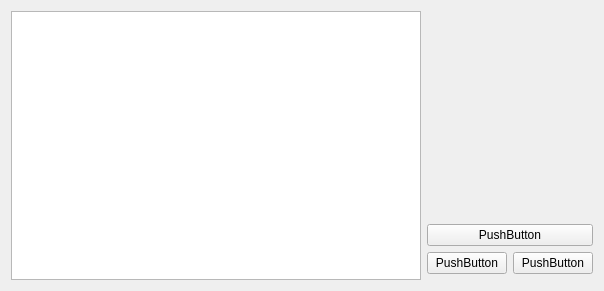
First picture: the form in CarExhibitionManagement/Page_Cars.ui, repository behruzsayyadi/AP98Project, before the edit.
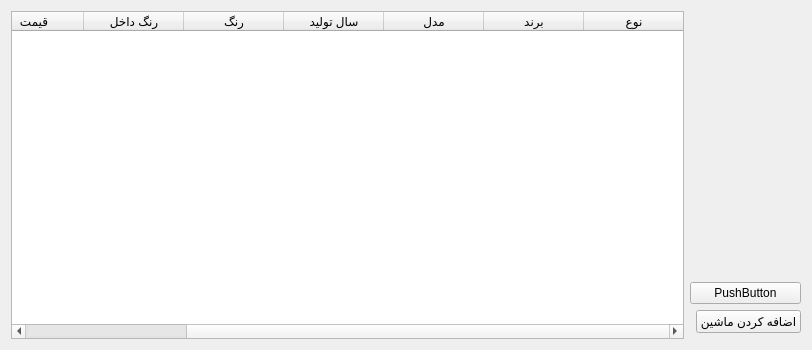
Second picture: the form after the edit.

The edit to the form file:
```diff
--- a/CarExhibitionManagement/Page_Cars.ui
+++ b/CarExhibitionManagement/Page_Cars.ui
@@ -6,8 +6,8 @@
    <rect>
     <x>0</x>
     <y>0</y>
-    <width>604</width>
-    <height>291</height>
+    <width>812</width>
+    <height>350</height>
    </rect>
   </property>
   <property name="windowTitle">
@@ -17,14 +17,7 @@
    <item row="2" column="2">
     <widget class="QPushButton" name="pushButton_SellCar">
      <property name="text">
-      <string>PushButton</string>
-     </property>
-    </widget>
-   </item>
-   <item row="2" column="1">
-    <widget class="QPushButton" name="pushButton_BuyCar">
-     <property name="text">
-      <string>PushButton</string>
+      <string>اضافه کردن ماشین</string>
      </property>
     </widget>
    </item>
@@ -49,7 +42,51 @@
     </spacer>
    </item>
    <item row="0" column="0" rowspan="4">
-    <widget class="QTableWidget" name="tableWidget_Cars"/>
+    <widget class="QTableWidget" name="tableWidget_Cars">
+     <property name="layoutDirection">
+      <enum>Qt::RightToLeft</enum>
+     </property>
+     <column>
+      <property name="text">
+       <string>نوع</string>
+      </property>
+     </column>
+     <column>
+      <property name="text">
+       <string>برند</string>
+      </property>
+     </column>
+     <column>
+      <property name="text">
+       <string>مدل</string>
+      </property>
+     </column>
+     <column>
+      <property name="text">
+       <string>سال تولید</string>
+      </property>
+     </column>
+     <column>
+      <property name="text">
+       <string>رنگ</string>
+      </property>
+     </column>
+     <column>
+      <property name="text">
+       <string>رنگ داخل</string>
+      </property>
+     </column>
+     <column>
+      <property name="text">
+       <string>قیمت</string>
+      </property>
+     </column>
+     <column>
+      <property name="text">
+       <string>وضعیت</string>
+      </property>
+     </column>
+    </widget>
    </item>
   </layout>
  </widget>
```
Left out of the diff: 24 changed lines with no effect on the pictures.
